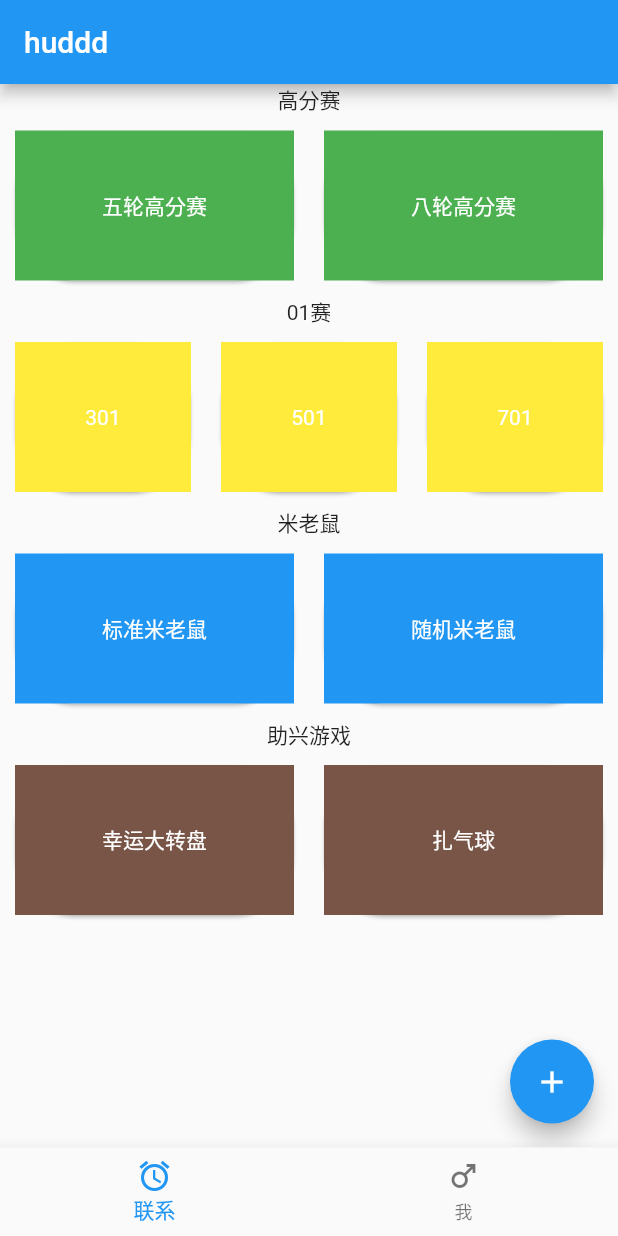
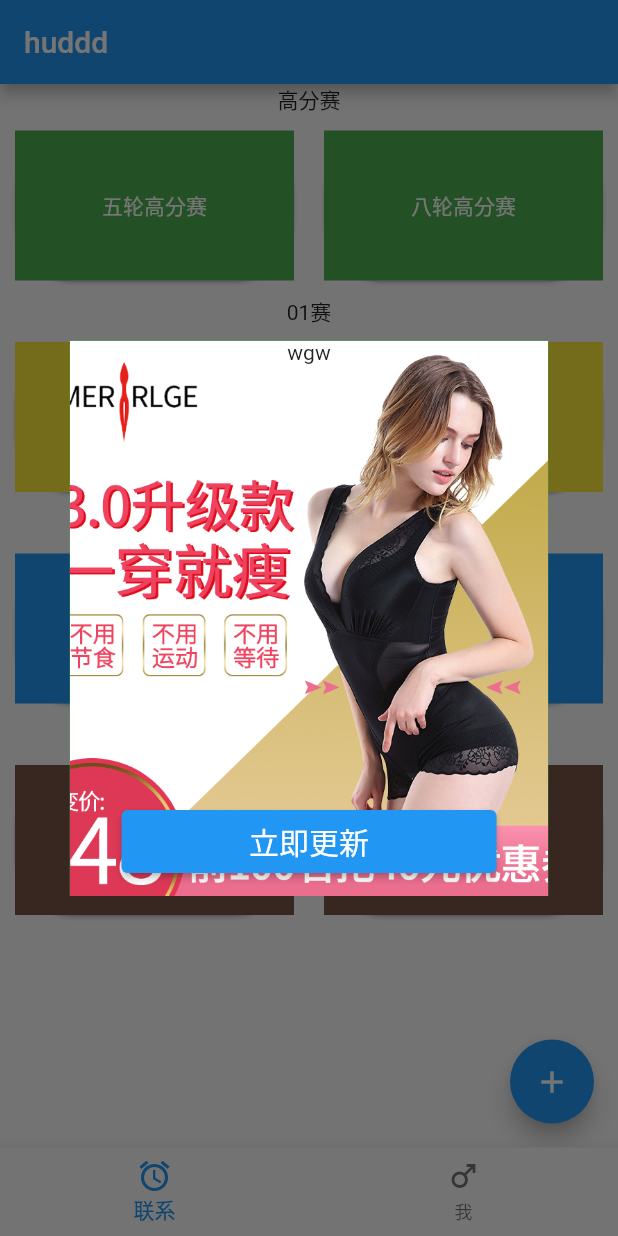
Before and after one commit to 1771893348/flutter_app_demo, a Flutter app: the screen it shows after launch, after a tap on the "add" icon, on a phone screen of 412 x 824 dp. Run offline on Flutter 3.47's test engine with Material 2 defaults, Android fonts, the phone set to English and light mode, and no system bars.

Commit message:
自定义弹框，复写Dialog

```diff
--- a/lib/MainPage.dart
+++ b/lib/MainPage.dart
@@ -1,4 +1,5 @@
 import 'package:flutter/material.dart';
+import 'package:flutter_app_demo/dialogs/UpdateDialog.dart';
 
 class MainPage extends StatelessWidget {
   @override
@@ -47,10 +48,22 @@ class MainPage extends StatelessWidget {
           child: Icon(Icons.add),
           onPressed: () {
             print('go to add dilog');
+            showDialog(
+                context: context,
+                builder: (context) {
+                  return WillPopScope(
+                    child: UpdateDialog(content: "wgw", force: true),
+                    onWillPop: _onWillPop,
+                  );
+                });
           },
         ),
       ),
     );
+  }
+
+  Future<bool> _onWillPop() async {
+    return false;
   }
 }
 
--- /dev/null
+++ b/lib/dialogs/UpdateDialog.dart
@@ -0,0 +1,58 @@
+import 'package:flutter/material.dart';
+import 'package:flutter/rendering.dart';
+
+class UpdateDialog extends Dialog {
+  String updateContent = "";
+  bool isForce = false;
+
+  UpdateDialog({content = "", force = false}) {
+    this.updateContent = content;
+    this.isForce = force;
+  }
+
+  @override
+  Widget build(BuildContext context) {
+    return Center(
+      child: Column(
+        mainAxisAlignment: MainAxisAlignment.center,
+        children: [
+          Container(
+            color:Colors.green,
+            width: 319,
+            height: 370,
+            child: Stack(
+              alignment:AlignmentDirectional.topCenter,
+              children: [
+                Image.asset(
+                  "images/image_beauty.jpg",
+                  width: 319,
+                  height: 370,
+                  fit: BoxFit.cover,
+                ),
+                Column(
+                  children: [
+                    Expanded(flex: 1, child: Text("wgw")),
+                    Container(
+                      width: 250,
+                      height: 42,
+                      margin: EdgeInsets.only(bottom: 15),
+                      child: ElevatedButton(
+                          style: ButtonStyle(),
+                          child: Text(
+                            '立即更新',
+                            style: TextStyle(fontSize: 20, color: Colors.white),
+                          ),
+                          onPressed: () {
+                            Navigator.pop(context);
+                          }),
+                    )
+                  ],
+                )
+              ],
+            ),
+          )
+        ],
+      ),
+    );
+  }
+}
```
